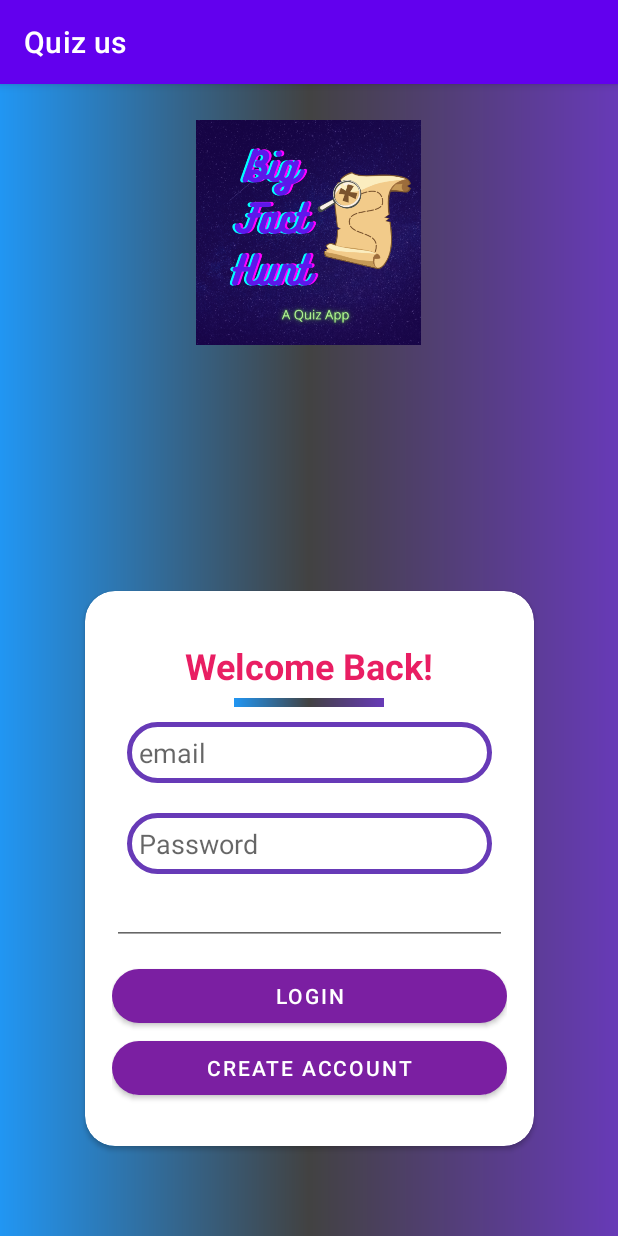
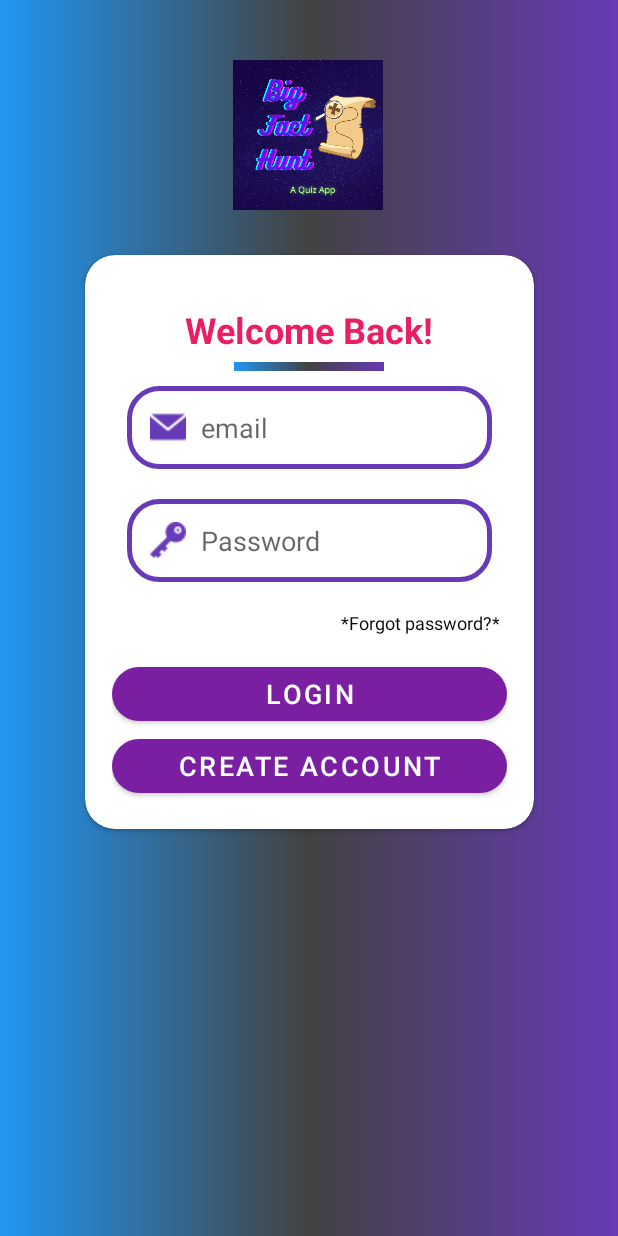
Before and after one commit to voty1212/Big-Fact-Hunt---A-Quiz-App, an Android app: the screen it shows after launch (loginActivity), on a phone screen of 412 x 824 dp. Run offline under Robolectric (Android 15) with nearby library versions, the phone set to English and light mode, and no system bars; our stand-ins replace Firebase (no records; nobody signed in at launch, a user with empty details on screens opened directly); Roboto replaces fonts that are not available here.

Commit message:
corrected layouts of signup and login

```diff
--- a/app/src/main/AndroidManifest.xml
+++ b/app/src/main/AndroidManifest.xml
@@ -12,7 +12,10 @@
         <activity android:name=".resultActivity"></activity>
         <activity android:name=".quizActivity" />
         <activity android:name=".mainActivity" />
-        <activity android:name=".signup"/>
+        <activity android:name=".signup">
+
+        </activity>
+
         <activity android:name=".loginActivity" >
 
             <intent-filter>
@@ -20,6 +23,7 @@
 
                 <category android:name="android.intent.category.LAUNCHER" />
             </intent-filter>
+
         </activity>
 
         <meta-data
--- a/app/src/main/res/layout/activity_login.xml
+++ b/app/src/main/res/layout/activity_login.xml
@@ -9,13 +9,13 @@
 
     <ImageView
         android:id="@+id/imageView2"
-        android:layout_width="150dp"
-        android:layout_height="150dp"
-        android:layout_marginStart="12dp"
-        android:layout_marginLeft="12dp"
-        android:layout_marginTop="24dp"
-        android:layout_marginEnd="12dp"
-        android:layout_marginRight="12dp"
+        android:layout_width="100dp"
+        android:layout_height="100dp"
+        android:layout_marginStart="36dp"
+        android:layout_marginLeft="36dp"
+        android:layout_marginTop="40dp"
+        android:layout_marginEnd="36dp"
+        android:layout_marginRight="36dp"
         android:foregroundGravity="center"
         app:layout_constraintEnd_toEndOf="parent"
         app:layout_constraintHorizontal_bias="0.498"
@@ -26,19 +26,16 @@
     <androidx.cardview.widget.CardView
         android:id="@+id/cardView"
         android:layout_width="299dp"
-        android:layout_height="370dp"
+        android:layout_height="wrap_content"
         android:layout_marginStart="5dp"
         android:layout_marginLeft="5dp"
-        android:layout_marginTop="20dp"
+        android:layout_marginTop="30dp"
         android:layout_marginEnd="5dp"
         android:layout_marginRight="5dp"
-        android:layout_marginBottom="60dp"
         app:cardCornerRadius="20dp"
-        app:layout_constraintBottom_toBottomOf="parent"
         app:layout_constraintEnd_toEndOf="parent"
         app:layout_constraintStart_toStartOf="parent"
-        app:layout_constraintTop_toBottomOf="@+id/imageView2"
-        app:layout_constraintVertical_bias="1.0">
+        app:layout_constraintTop_toBottomOf="@+id/imageView2">
 
         <LinearLayout
             android:layout_width="match_parent"
@@ -80,10 +77,13 @@
                 android:layout_height="wrap_content"
                 android:layout_margin="10dp"
                 android:background="@drawable/textbox"
+                android:drawableLeft="@drawable/email"
+                android:drawablePadding="10dp"
+                android:drawableTint="@color/purple"
                 android:ems="10"
                 android:hint="email"
                 android:inputType="textEmailAddress"
-                android:padding="8dp" />
+                android:padding="15dp" />
 
             <EditText
                 android:id="@+id/passwordbox"
@@ -91,25 +91,30 @@
                 android:layout_height="wrap_content"
                 android:layout_margin="10dp"
                 android:background="@drawable/textbox"
+                android:drawableLeft="@drawable/password"
+                android:drawablePadding="10dp"
+                android:drawableTint="@color/purple"
                 android:ems="10"
                 android:hint="Password"
                 android:inputType="numberPassword"
-                android:padding="8dp" />
+                android:padding="15dp" />
 
-            <EditText
-                android:id="@+id/editTextTextPersonName"
+            <TextView
+                android:id="@+id/forgotPassword"
                 android:layout_width="match_parent"
                 android:layout_height="wrap_content"
-                android:layout_marginTop="10dp"
+                android:layout_marginTop="3dp"
                 android:layout_marginBottom="10dp"
                 android:ems="10"
-                android:gravity="center"
+                android:gravity="center|right"
+                android:hint="*Forgot password?*"
                 android:inputType="textPersonName"
                 android:padding="5dp"
                 android:paddingRight="5dp"
+                android:textColor="@color/black"
+                android:textColorHint="@color/black"
                 android:textSize="12sp"
-                android:textStyle="normal"
-                tools:text="Forgot your Password?" />
+                android:textStyle="normal" />
 
             <Button
                 android:id="@+id/loginBtn"
@@ -117,6 +122,7 @@
                 android:layout_height="wrap_content"
                 android:layout_gravity="center"
                 android:text="Login"
+                android:textSize="18sp"
                 app:backgroundTint="#7B1FA2"
                 app:cornerRadius="20dp" />
 
@@ -126,6 +132,7 @@
                 android:layout_height="wrap_content"
                 android:layout_gravity="center"
                 android:text="Create Account"
+                android:textSize="18sp"
                 app:backgroundTint="#7B1FA2"
                 app:cornerRadius="20dp" />
 
--- a/app/src/main/res/values/themes.xml
+++ b/app/src/main/res/values/themes.xml
@@ -1,6 +1,6 @@
 <resources xmlns:tools="http://schemas.android.com/tools">
     <!-- Base application theme. -->
-    <style name="Theme.QuizUs" parent="Theme.MaterialComponents.DayNight.DarkActionBar">
+    <style name="Theme.QuizUs" parent="Theme.MaterialComponents.DayNight.NoActionBar">
         <!-- Primary brand color. -->
         <item name="colorPrimary">@color/purple_500</item>
         <item name="colorPrimaryVariant">@color/purple_700</item>
```
Also changed, not shown: app/src/main/res/layout/activity_signup.xml (+17 -15 lines).
